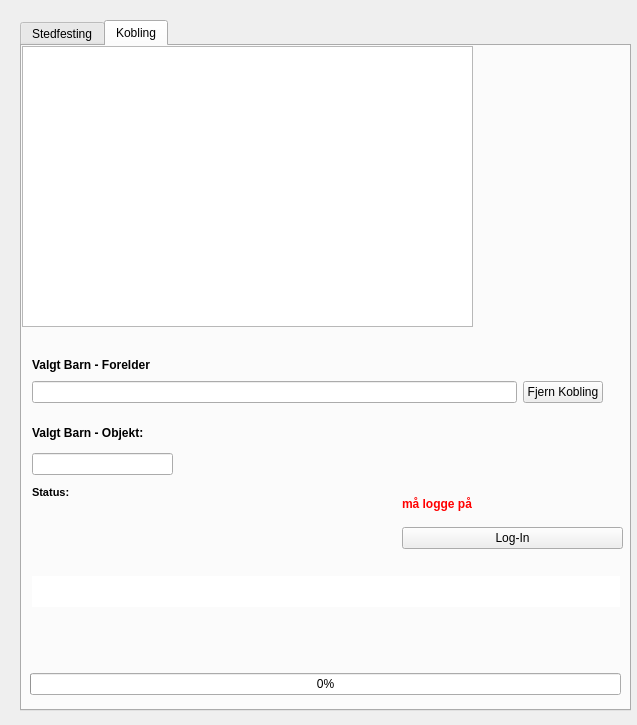
First picture: the form in more_window.ui, repository JACCCostring/NVDBPlugin, before the edit.
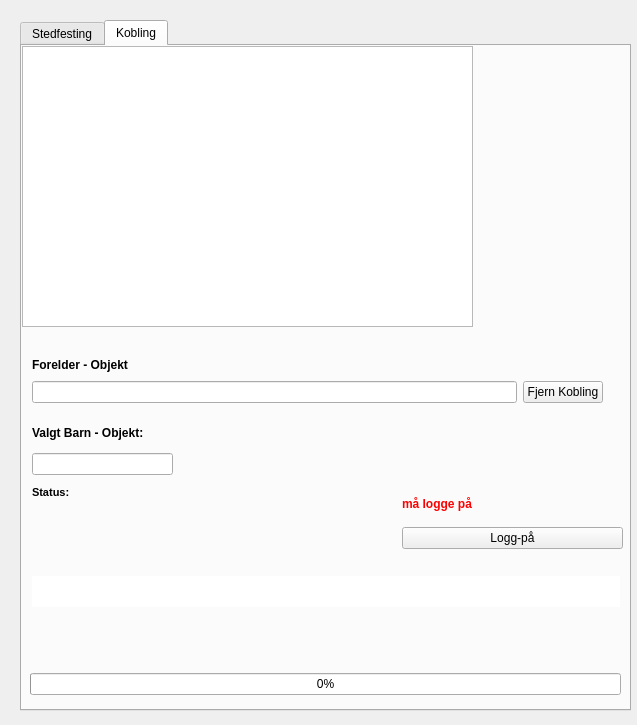
Second picture: the form after the edit. Icons and pictures are not drawn.

Patch:
```diff
--- a/more_window.ui
+++ b/more_window.ui
@@ -203,7 +203,7 @@
       <item>
        <widget class="QPushButton" name="login_btn_more_window">
         <property name="text">
-         <string>Log-In</string>
+         <string>Logg-på</string>
         </property>
        </widget>
       </item>
@@ -264,7 +264,7 @@
          </font>
         </property>
         <property name="text">
-         <string>Valgt Barn - Forelder </string>
+         <string>Forelder - Objekt</string>
         </property>
        </widget>
       </item>
```
